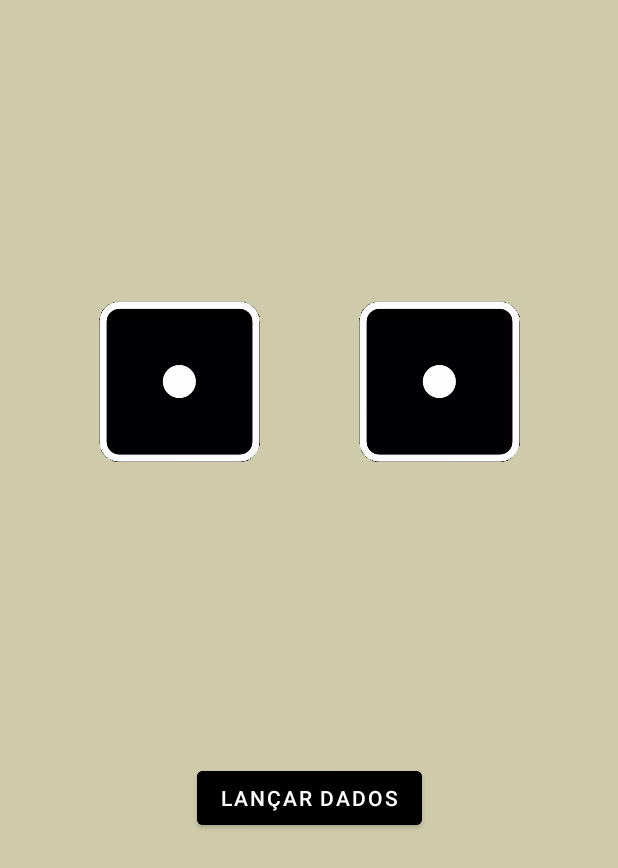
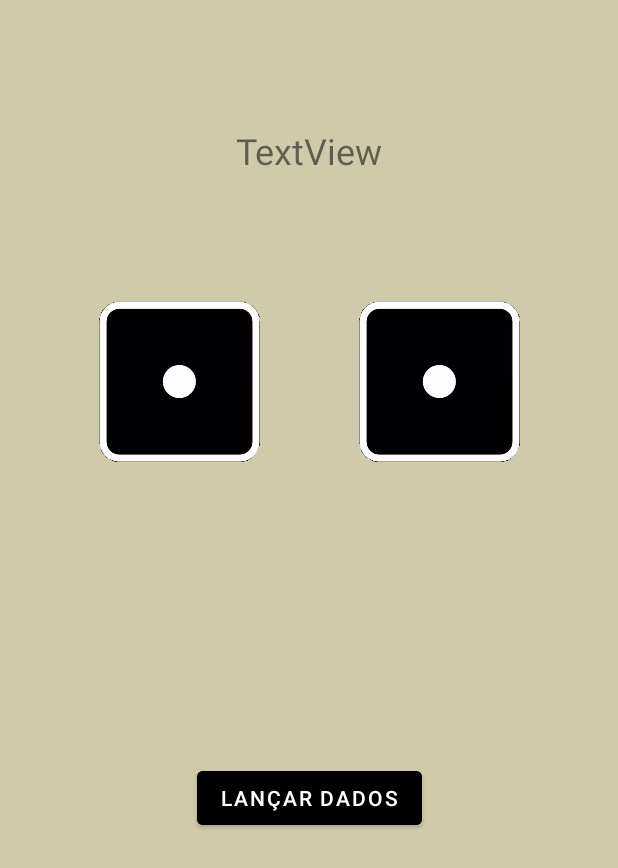
Before and after one commit to julianacuani/lanceOsDados, an Android app: the layout activity_main.xml on its own in the app's theme, with its tools: preview values and no code run, on a phone screen of 412 x 824 dp. Shown: the top 868 px of the screen. Run offline under Robolectric (Android 15) with nearby library versions, the phone set to English and light mode, and no system bars.

Commit message:
app totalmente funcional com tela inicial

```diff
--- a/app/src/main/AndroidManifest.xml
+++ b/app/src/main/AndroidManifest.xml
@@ -9,14 +9,15 @@
         android:roundIcon="@mipmap/ic_launcher_round"
         android:supportsRtl="true"
         android:theme="@style/Theme.LanceDados">
-        <activity android:name=".RegisterActivity"></activity>
-        <activity android:name=".MainActivity">
+        <activity android:name=".RegisterActivity">
             <intent-filter>
                 <action android:name="android.intent.action.MAIN" />
 
                 <category android:name="android.intent.category.LAUNCHER" />
             </intent-filter>
         </activity>
+
+        <activity android:name=".MainActivity"/>
     </application>
 
 </manifest>
--- a/app/src/main/java/com/example/lancedados/MainActivity.kt
+++ b/app/src/main/java/com/example/lancedados/MainActivity.kt
@@ -20,6 +20,9 @@ class MainActivity : AppCompatActivity() {
           dado1.setImageResource(lançaDado())
           dado2.setImageResource(lançaDado())
       }
+        val playerName = getIntent().getStringExtra("playerName")
+        val playerNameTextView = findViewById<TextView>(R.id.playerNameText)
+        playerNameTextView.text = "Hora de jogar. Boa sorte $playerName"
    }
 
     fun lançaDado(): Int {
--- a/app/src/main/res/layout/activity_main.xml
+++ b/app/src/main/res/layout/activity_main.xml
@@ -42,4 +42,15 @@
         app:layout_constraintTop_toTopOf="parent"
         app:srcCompat="@drawable/dice_1" />
 
+    <TextView
+        android:id="@+id/playerNameText"
+        android:layout_width="wrap_content"
+        android:layout_height="wrap_content"
+        android:text="TextView"
+        android:textSize="24sp"
+        app:layout_constraintBottom_toTopOf="@+id/dado1"
+        app:layout_constraintEnd_toEndOf="parent"
+        app:layout_constraintStart_toStartOf="parent"
+        app:layout_constraintTop_toTopOf="parent" />
+
 </androidx.constraintlayout.widget.ConstraintLayout>
--- a/app/src/main/res/layout/activity_register.xml
+++ b/app/src/main/res/layout/activity_register.xml
@@ -5,6 +5,8 @@
     android:id="@+id/ConstrainLayout"
     android:layout_width="match_parent"
     android:layout_height="match_parent"
+    android:background="#CFCBAA"
+    android:backgroundTint="#CFCBAA"
     tools:context=".RegisterActivity">
 
     <EditText
@@ -13,6 +15,7 @@
         android:layout_height="wrap_content"
         android:contentDescription="Insira seu nome"
         android:ems="10"
+        android:hint="@string/register_input_name"
         android:inputType="textPersonName"
         android:text="@string/register_input_name"
         app:layout_constraintBottom_toBottomOf="parent"
@@ -30,4 +33,5 @@
         app:layout_constraintEnd_toEndOf="parent"
         app:layout_constraintStart_toStartOf="parent"
         app:layout_constraintTop_toBottomOf="@+id/nameInputText" />
+
 </androidx.constraintlayout.widget.ConstraintLayout>
--- a/app/src/main/res/values/colors.xml
+++ b/app/src/main/res/values/colors.xml
@@ -1,10 +1,11 @@
 <?xml version="1.0" encoding="utf-8"?>
 <resources>
+    <color name="white">#FFFFFFFF</color>
+    <color name="bege_200">#CFCBAA</color>
     <color name="purple_200">#FFBB86FC</color>
     <color name="purple_500">#FF6200EE</color>
     <color name="purple_700">#FF3700B3</color>
     <color name="teal_200">#FF03DAC5</color>
     <color name="teal_700">#FF018786</color>
     <color name="black">#FF000000</color>
-    <color name="white">#FFFFFFFF</color>
 </resources>
```
Also changed, not shown: app/src/main/java/com/example/lancedados/RegisterActivity.kt (+12 -0 lines), app/src/main/res/drawable/dice_2.webp, app/src/main/res/drawable/dice_3.webp, app/src/main/res/drawable/dice_4.webp, app/src/main/res/drawable/dice_5.webp, app/src/main/res/drawable/dice_6.webp.
